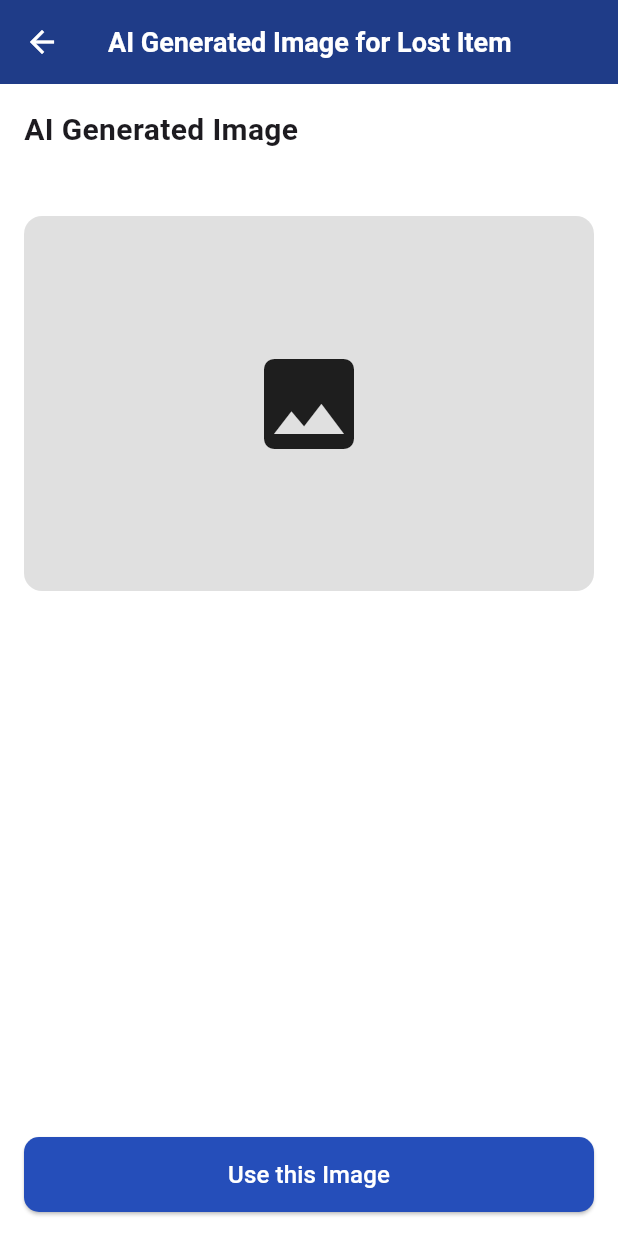
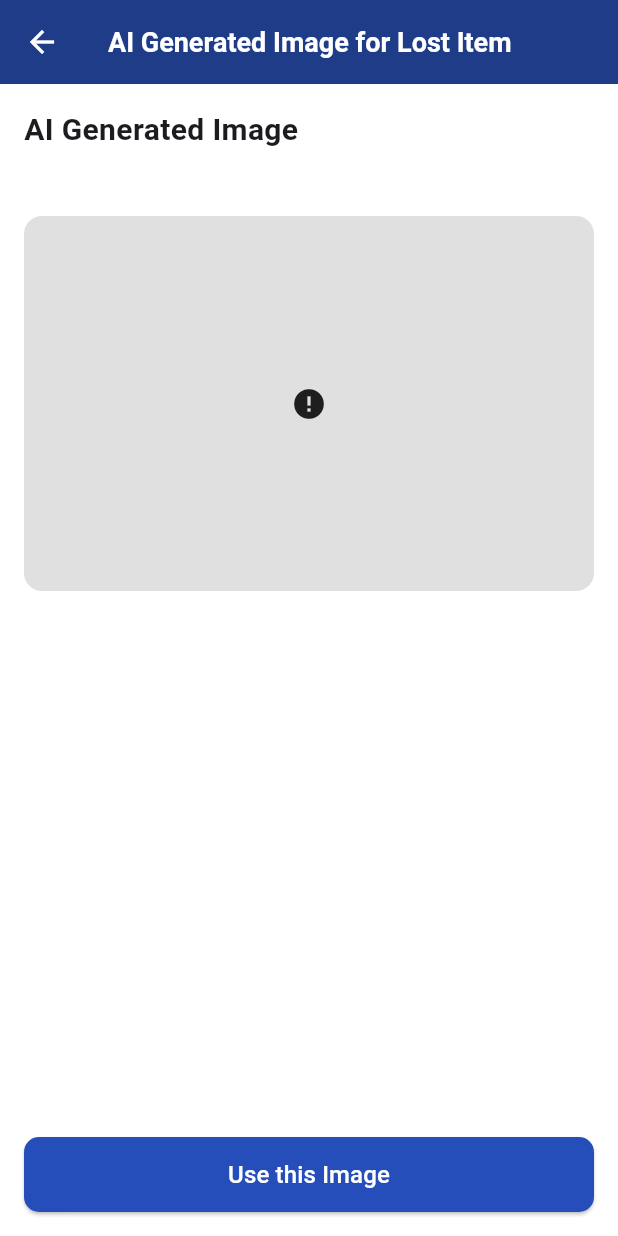
Before and after one commit to tajithtr/campus-lost-found-app, a Flutter app: the LostAIGeneratedImageScreen screen opened directly with empty values, on a phone screen of 412 x 824 dp. Run offline on Flutter 3.47's test engine with Material 3 defaults, Android fonts, the phone set to English and light mode, and no system bars; our stand-ins replace cloud_firestore, firebase_auth, firebase_core, image_picker; accounts and stored records are empty; network calls fail.

Commit message:
Integrated AI image generation with Firebase and updated Lost AI Generated Image screen
- Created ai_image_service.dart:
  - Added AIService class to handle API calls for image generation
  - Integrated HTTP POST request to generate images from text description
  - Stored generated image data (description, image URL, type, timestamp) in Firestore

- Updated LostAIGeneratedImageScreen:
  - Converted screen from StatelessWidget to StatefulWidget
  - Implemented dynamic image generation on screen load using initState()
  - Added loading indicator while generating image
  - Handled error state when image generation fails

- UI Enhancements:
  - Improved user experience with real-time AI image preview
  - Maintained consistent styling with app theme

```diff
--- a/campus_lost_found_app/lib/features/ai_features/screens/lost_ai_generated_image_screen.dart
+++ b/campus_lost_found_app/lib/features/ai_features/screens/lost_ai_generated_image_screen.dart
@@ -1,10 +1,37 @@
 import 'package:flutter/material.dart';
 import '../../../routes/app_routes.dart';
+import '../services/ai_image_service.dart';
 
-class LostAIGeneratedImageScreen extends StatelessWidget {
+class LostAIGeneratedImageScreen extends StatefulWidget {
   final String description;
 
   const LostAIGeneratedImageScreen({super.key, required this.description});
+
+  @override
+  State<LostAIGeneratedImageScreen> createState() =>
+      _LostAIGeneratedImageScreenState();
+}
+
+class _LostAIGeneratedImageScreenState
+    extends State<LostAIGeneratedImageScreen> {
+  final AIService _aiService = AIService();
+  String? imageUrl;
+  bool isLoading = true;
+
+  @override
+  void initState() {
+    super.initState();
+    generate();
+  }
+
+  void generate() async {
+    final result = await _aiService.generateImage(widget.description, 'lost');
+
+    setState(() {
+      imageUrl = result;
+      isLoading = false;
+    });
+  }
 
   @override
   Widget build(BuildContext context) {
@@ -24,7 +51,6 @@ class LostAIGeneratedImageScreen extends StatelessWidget {
           ),
         ),
       ),
-
       body: Padding(
         padding: const EdgeInsets.all(16.0),
         child: Column(
@@ -34,7 +60,7 @@ class LostAIGeneratedImageScreen extends StatelessWidget {
               "AI Generated Image",
               style: TextStyle(fontSize: 20, fontWeight: FontWeight.bold),
             ),
-            Text(description, style: const TextStyle(fontSize: 16)),
+            Text(widget.description, style: const TextStyle(fontSize: 16)),
 
             const SizedBox(height: 20),
 
@@ -45,7 +71,13 @@ class LostAIGeneratedImageScreen extends StatelessWidget {
                 color: Colors.grey[300],
                 borderRadius: BorderRadius.circular(12),
               ),
-              child: const Center(child: Icon(Icons.image, size: 80)),
+              child: Center(
+                child: isLoading
+                    ? const CircularProgressIndicator()
+                    : imageUrl != null
+                    ? Image.network(imageUrl!, fit: BoxFit.cover)
+                    : const Icon(Icons.error),
+              ),
             ),
 
             const Spacer(),
--- a/campus_lost_found_app/pubspec.yaml
+++ b/campus_lost_found_app/pubspec.yaml
@@ -31,7 +31,7 @@ dependencies:
 
   # Other packages
   image_picker: ^1.0.7
-  http: ^1.1.0
+  http: ^1.6.0
 
 dev_dependencies:
   flutter_test:
```
Also changed, not shown: campus_lost_found_app/lib/features/ai_features/services/ai_image_service.dart (+38 -0 lines).
